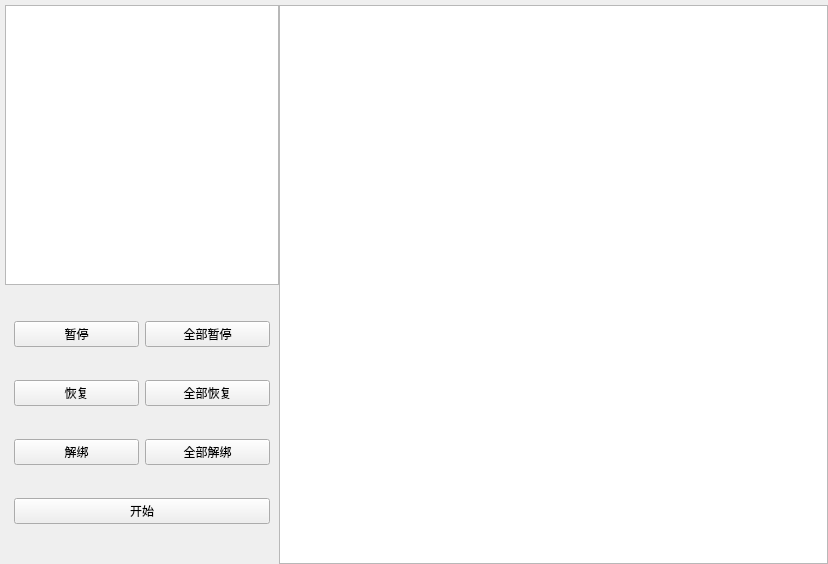
Qt form ui/RunWindow.ui (Thetrint/snow-elves) before a commit.
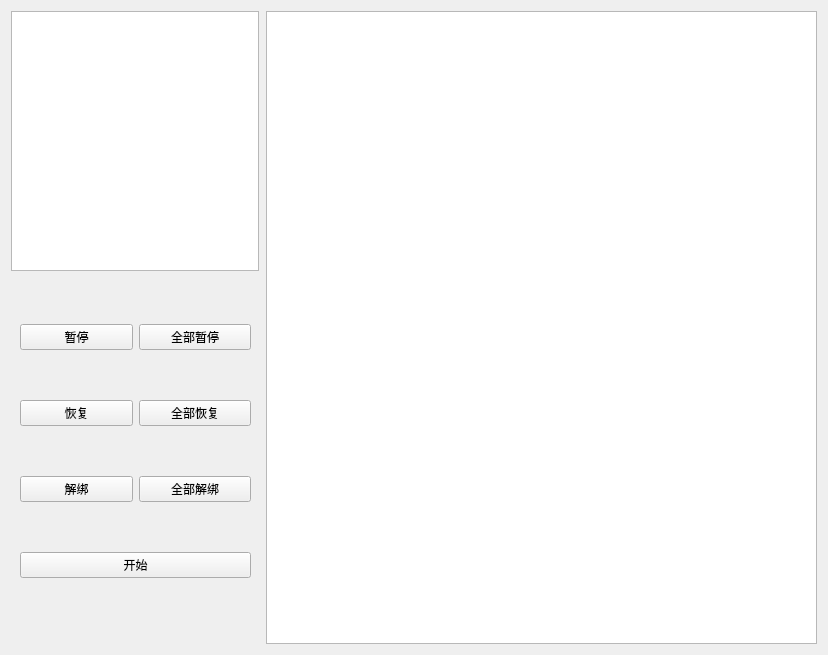
The same form after that commit.

Diff of the .ui file:
```diff
--- a/ui/RunWindow.ui
+++ b/ui/RunWindow.ui
@@ -7,7 +7,7 @@
     <x>0</x>
     <y>0</y>
     <width>828</width>
-    <height>564</height>
+    <height>655</height>
    </rect>
   </property>
   <property name="sizePolicy">
@@ -19,30 +19,67 @@
   <property name="windowTitle">
    <string>Form</string>
   </property>
-  <layout class="QHBoxLayout" stretch="0,0">
-   <property name="spacing">
-    <number>0</number>
-   </property>
-   <property name="leftMargin">
-    <number>5</number>
-   </property>
-   <property name="topMargin">
-    <number>5</number>
-   </property>
-   <property name="rightMargin">
-    <number>0</number>
-   </property>
-   <property name="bottomMargin">
-    <number>0</number>
-   </property>
-   <item>
+  <layout class="QGridLayout" name="gridLayout_3">
+   <item row="0" column="1" rowspan="3">
+    <widget class="QWidget" name="widget_2" native="true">
+     <property name="sizePolicy">
+      <sizepolicy hsizetype="Preferred" vsizetype="Preferred">
+       <horstretch>2</horstretch>
+       <verstretch>0</verstretch>
+      </sizepolicy>
+     </property>
+     <layout class="QGridLayout" name="gridLayout_2">
+      <property name="leftMargin">
+       <number>0</number>
+      </property>
+      <property name="topMargin">
+       <number>0</number>
+      </property>
+      <property name="rightMargin">
+       <number>0</number>
+      </property>
+      <property name="bottomMargin">
+       <number>0</number>
+      </property>
+      <item row="0" column="0">
+       <widget class="QTextEdit" name="textEdit">
+        <property name="sizePolicy">
+         <sizepolicy hsizetype="Expanding" vsizetype="Expanding">
+          <horstretch>4</horstretch>
+          <verstretch>0</verstretch>
+         </sizepolicy>
+        </property>
+       </widget>
+      </item>
+     </layout>
+    </widget>
+   </item>
+   <item row="0" column="0">
     <widget class="QWidget" name="widget" native="true">
      <property name="sizePolicy">
       <sizepolicy hsizetype="Preferred" vsizetype="Preferred">
        <horstretch>1</horstretch>
-       <verstretch>0</verstretch>
+       <verstretch>1</verstretch>
       </sizepolicy>
      </property>
+     <property name="minimumSize">
+      <size>
+       <width>249</width>
+       <height>0</height>
+      </size>
+     </property>
+     <property name="maximumSize">
+      <size>
+       <width>249</width>
+       <height>16777215</height>
+      </size>
+     </property>
+     <property name="sizeIncrement">
+      <size>
+       <width>0</width>
+       <height>0</height>
+      </size>
+     </property>
      <layout class="QVBoxLayout" name="verticalLayout">
       <property name="spacing">
        <number>0</number>
@@ -67,6 +104,18 @@
           <verstretch>1</verstretch>
          </sizepolicy>
         </property>
+        <property name="minimumSize">
+         <size>
+          <width>248</width>
+          <height>260</height>
+         </size>
+        </property>
+        <property name="maximumSize">
+         <size>
+          <width>248</width>
+          <height>260</height>
+         </size>
+        </property>
        </widget>
       </item>
       <item>
@@ -74,7 +123,7 @@
         <property name="sizePolicy">
          <sizepolicy hsizetype="Preferred" vsizetype="Preferred">
           <horstretch>0</horstretch>
-          <verstretch>1</verstretch>
+          <verstretch>8</verstretch>
          </sizepolicy>
         </property>
         <layout class="QGridLayout" name="gridLayout">
@@ -133,36 +182,6 @@
      </layout>
     </widget>
    </item>
-   <item>
-    <widget class="QWidget" name="widget_2" native="true">
-     <property name="sizePolicy">
-      <sizepolicy hsizetype="Preferred" vsizetype="Preferred">
-       <horstretch>2</horstretch>
-       <verstretch>0</verstretch>
-      </sizepolicy>
-     </property>
-     <layout class="QHBoxLayout" name="horizontalLayout">
-      <property name="spacing">
-       <number>0</number>
-      </property>
-      <property name="leftMargin">
-       <number>0</number>
-      </property>
-      <property name="topMargin">
-       <number>0</number>
-      </property>
-      <property name="rightMargin">
-       <number>0</number>
-      </property>
-      <property name="bottomMargin">
-       <number>0</number>
-      </property>
-      <item>
-       <widget class="QTextEdit" name="textEdit"/>
-      </item>
-     </layout>
-    </widget>
-   </item>
   </layout>
  </widget>
  <resources/>
```
